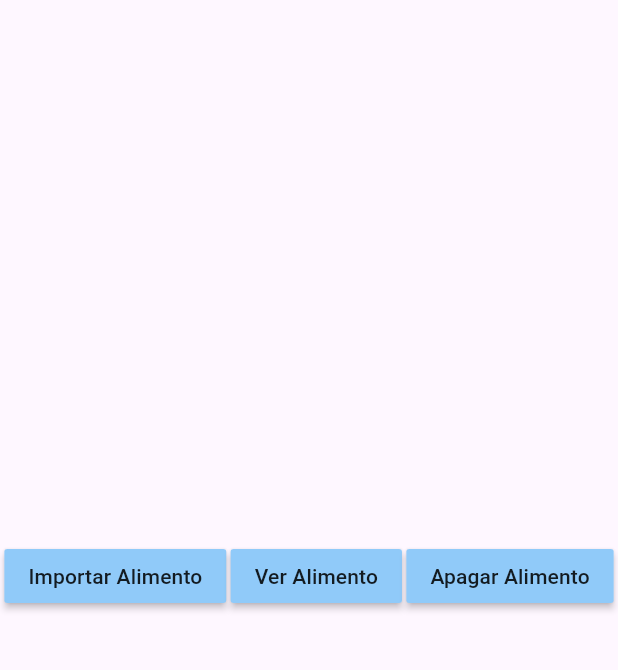
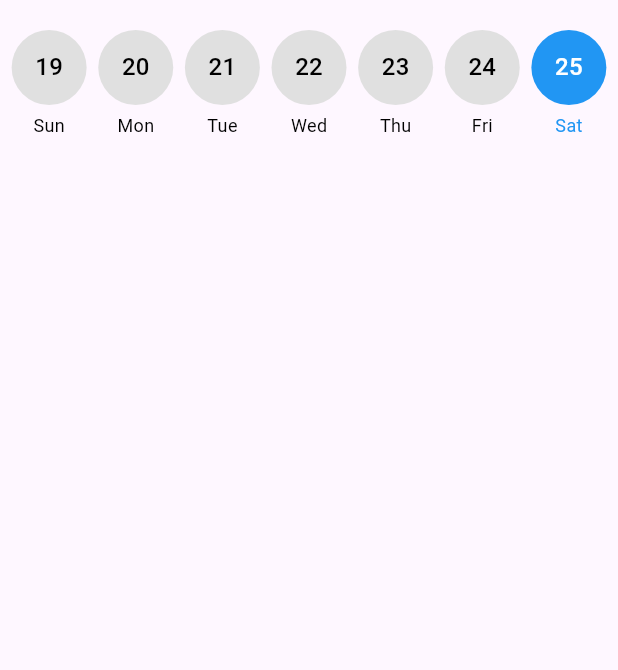
Before and after one commit to felipebraga7/diet_app, a Flutter app: the screen it shows after launch, on a phone screen of 412 x 824 dp, the part 84-754 px from its top. Run offline on Flutter 3.47's test engine with Material 3 defaults, Android fonts, the phone set to English and light mode, and no system bars; our stand-ins replace hive_flutter; accounts and stored records are empty.

Commit message:
chore(calendar): add calendar widget WIP

```diff
--- a/lib/home_page.dart
+++ /dev/null
@@ -1,63 +0,0 @@
-import 'package:flutter/material.dart';
-import 'package:hive_flutter/hive_flutter.dart';
-
-class MyHomePage extends StatefulWidget {
-  const MyHomePage({super.key, required this.title});
-
-  final String title;
-
-  @override
-  State<MyHomePage> createState() => _MyHomePageState();
-}
-
-class _MyHomePageState extends State<MyHomePage> {
-
-  final _myBox = Hive.box('mybox');
-
-  //write
-  void writeData() {
-    _myBox.put(1, 'Frango');
-  }
-
-  //read
-  void readData() {
-    print(_myBox.get(1));
-  }
-
-  //delete
-  void deleteData() {
-    _myBox.delete(1);
-  }
-
-  @override
-  Widget build(BuildContext context) {
-    return Scaffold(
-      appBar: AppBar(
-        backgroundColor: Theme.of(context).colorScheme.inversePrimary,
-        title: Text(widget.title),
-      ),
-      body: Center(
-        child: Row(
-          mainAxisAlignment: MainAxisAlignment.spaceEvenly,
-          children: [
-            MaterialButton(
-              onPressed: writeData,
-              child: Text('Importar Alimento'),
-              color: Colors.blue[200],
-            ),
-            MaterialButton(
-              onPressed: readData,
-              child: Text('Ver Alimento'),
-              color: Colors.blue[200],
-            ),
-            MaterialButton(
-              onPressed: deleteData,
-              child: Text('Apagar Alimento'),
-              color: Colors.blue[200],
-            ),
-          ],
-        ),
-      ),
-    );
-  }
-}
--- a/lib/main.dart
+++ b/lib/main.dart
@@ -1,6 +1,6 @@
 import 'package:flutter/material.dart';
 import 'package:hive_flutter/hive_flutter.dart';
-import 'home_page.dart';
+import 'pages/home_page.dart';
 
 void main() async {
   await Hive.initFlutter();
--- /dev/null
+++ b/lib/pages/home_page.dart
@@ -0,0 +1,60 @@
+import 'package:flutter/material.dart';
+import 'package:hive_flutter/hive_flutter.dart';
+import '../widgets/calendar_selector.dart';
+
+class MyHomePage extends StatefulWidget {
+  const MyHomePage({super.key, required this.title});
+
+  final String title;
+
+  @override
+  State<MyHomePage> createState() => _MyHomePageState();
+}
+
+class _MyHomePageState extends State<MyHomePage> {
+  final _myBox = Hive.box('mybox');
+  DateTime _selectedDate = DateTime.now();
+
+  // Callback to handle date selection
+  void _onDateSelected(DateTime date) {
+    setState(() {
+      _selectedDate = date;
+    });
+  }
+
+  @override
+  Widget build(BuildContext context) {
+    return Scaffold(
+      appBar: AppBar(
+        backgroundColor: Theme.of(context).colorScheme.inversePrimary,
+        title: Text(widget.title),
+      ),
+      body: Column(
+        children: [
+          // Calendar Selector
+          CalendarSelector(
+            onDateSelected: _onDateSelected,
+            initialSelectedDate: _selectedDate,
+          ),
+          // Buttons Row
+          Expanded(
+            child: Center(
+              child: Row(
+                mainAxisAlignment: MainAxisAlignment.spaceEvenly,
+                children: [],
+              ),
+            ),
+          ),
+        ],
+      ),
+    );
+  }
+}
+
+void main() async {
+  await Hive.initFlutter();
+  await Hive.openBox('mybox');
+  runApp(MaterialApp(
+    home: MyHomePage(title: 'Dieta App'),
+  ));
+}
--- /dev/null
+++ b/lib/widgets/calendar_selector.dart
@@ -0,0 +1,88 @@
+import 'package:flutter/material.dart';
+import 'package:intl/intl.dart';
+
+class CalendarSelector extends StatefulWidget {
+  final DateTime initialSelectedDate;
+  final Function(DateTime) onDateSelected;
+
+  const CalendarSelector({
+    super.key,
+    required this.initialSelectedDate,
+    required this.onDateSelected,
+  });
+
+  @override
+  State<CalendarSelector> createState() => _CalendarSelectorState();
+}
+
+class _CalendarSelectorState extends State<CalendarSelector> {
+  late List<DateTime> _weekDates;
+  late int _selectedDayIndex;
+
+  @override
+  void initState() {
+    super.initState();
+    _initializeWeekDates();
+    _setSelectedIndexToToday();
+  }
+
+  /// Initialize week dates with today as the last day.
+  void _initializeWeekDates() {
+    final today = DateTime.now().toLocal();
+    _weekDates = List.generate(7, (index) => today.subtract(Duration(days: 6 - index)));
+  }
+
+  /// Set the selected day index to today (last circle by default).
+  void _setSelectedIndexToToday() {
+    _selectedDayIndex = 6; // Always set the last circle as today initially
+  }
+
+  @override
+  Widget build(BuildContext context) {
+    return Padding(
+      padding: const EdgeInsets.symmetric(vertical: 20.0),
+      child: Row(
+        mainAxisAlignment: MainAxisAlignment.spaceEvenly,
+        children: List.generate(7, (index) {
+          final date = _weekDates[index];
+          return GestureDetector(
+            onTap: () {
+              setState(() {
+                _selectedDayIndex = index;
+              });
+              widget.onDateSelected(date);
+            },
+            child: Column(
+              children: [
+                CircleAvatar(
+                  radius: 25,
+                  backgroundColor: _selectedDayIndex == index
+                      ? Colors.blue
+                      : Colors.grey[300],
+                  child: Text(
+                    DateFormat('d').format(date), // Day of the month
+                    style: TextStyle(
+                      color: _selectedDayIndex == index
+                          ? Colors.white
+                          : Colors.black,
+                    ),
+                  ),
+                ),
+                const SizedBox(height: 5),
+                Text(
+                  DateFormat('EEE').format(date), // Abbreviated weekday name
+                  style: TextStyle(
+                    fontSize: 12,
+                    color: _selectedDayIndex == index
+                        ? Colors.blue
+                        : Colors.black,
+                  ),
+                ),
+              ],
+            ),
+          );
+        }),
+      ),
+    );
+  }
+}
--- a/pubspec.yaml
+++ b/pubspec.yaml
@@ -36,6 +36,7 @@ dependencies:
   cupertino_icons: ^1.0.8
   hive: ^2.2.3
   hive_flutter: ^1.1.0
+  intl: ^0.18.0
 
 dev_dependencies:
   flutter_test:
```
Also changed, not shown: lib/widgets/diet_list.dart (added), lib/widgets/diet_summary.dart (added), lib/widgets/food_selector_dlg.dart (added), pubspec.lock.
